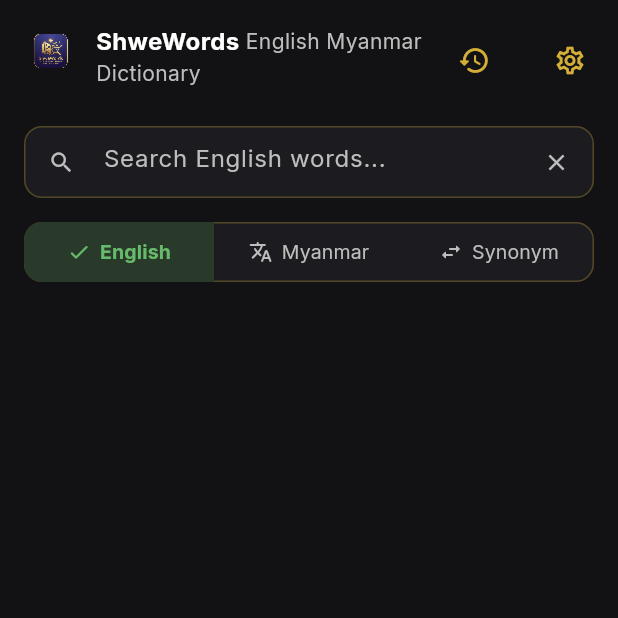
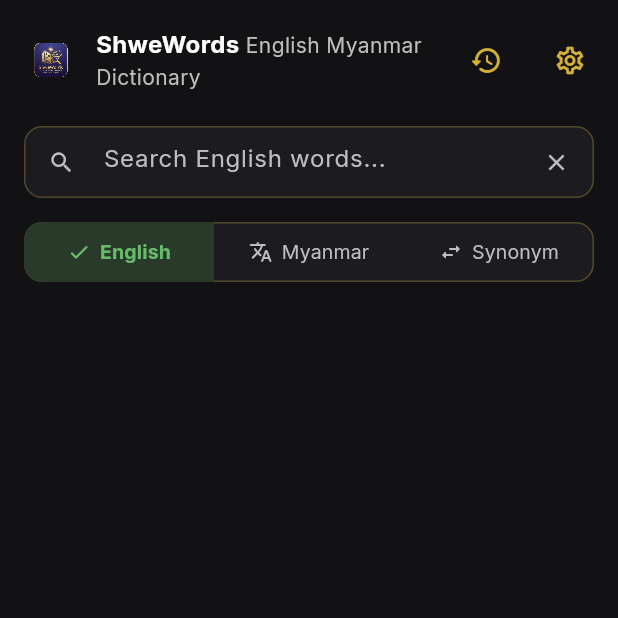
Before and after one commit to mggyi86/shwe-words-dictionary-app, a Flutter app: the SearchScreen screen opened by its route, on a phone screen of 412 x 824 dp, the top half of it. Run offline on Flutter 3.47's test engine with Material 3 defaults, Android fonts, the phone set to English and light mode, and no system bars; our stand-ins replace connectivity_plus, dio, drift, flutter_riverpod, flutter_tts, freezed_annotation and 5 more; accounts and stored records are empty; generated files the repository leaves out were written again; network calls fail.

Commit message:
fix title bar

```diff
--- a/lib/features/search/search_screen.dart
+++ b/lib/features/search/search_screen.dart
@@ -121,7 +121,7 @@
     return Padding(
       padding: const EdgeInsets.fromLTRB(16, 16, 8, 0),
       child: Row(
-        crossAxisAlignment: CrossAxisAlignment.start,
+        crossAxisAlignment: CrossAxisAlignment.center,
         children: [
           const AppLogo(
             variant: AppLogoVariant.icon,
@@ -132,6 +132,7 @@
           Expanded(
             child: Column(
               crossAxisAlignment: CrossAxisAlignment.start,
+              mainAxisSize: MainAxisSize.min,
               children: [
                 Row(
                   children: [
@@ -165,18 +166,23 @@
             ),
           ),
           const OfflineIndicator(),
+          Row(
+            mainAxisSize: MainAxisSize.min,
+            children: [
               IconButton(
                 icon: const Icon(Icons.history_rounded),
                 color: const Color(0xFFD4AF37),
                 tooltip: 'History & Favorites',
                 onPressed: () => context.push(AppRoutes.history),
               ),
-          const SizedBox(width: 16),
+              const SizedBox(width: 8),
               IconButton(
                 icon: const Icon(Icons.settings_outlined),
                 color: const Color(0xFFD4AF37),
                 tooltip: 'Settings',
                 onPressed: () => context.push(AppRoutes.settings),
+              ),
+            ],
           ),
         ],
       ),
```
Lines whose indentation alone changed are shown as unchanged.
